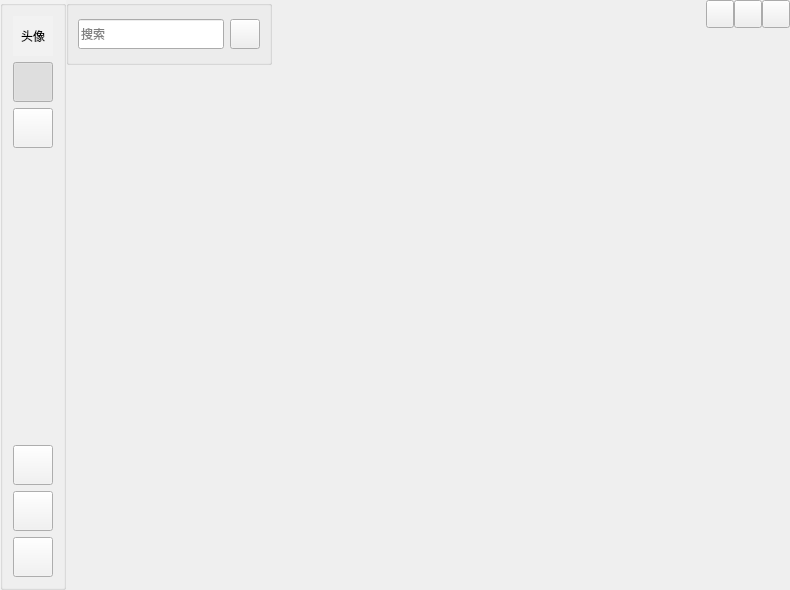
First picture: the form in ui/mainwindow.ui, repository Sakurakouji-Saika/MyQtClient, before the edit.
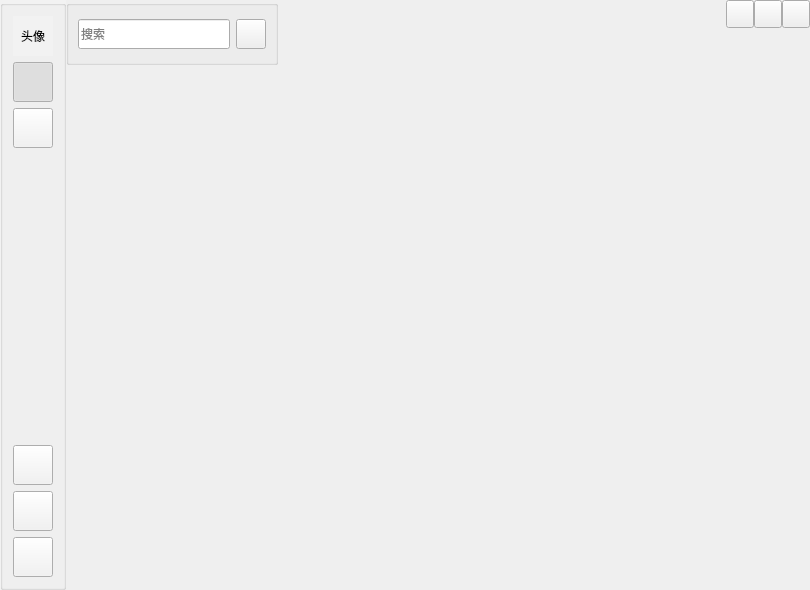
Second picture: the form after the edit. Icons and pictures are not drawn. Custom widgets are drawn as their Qt base class.

The edit to the form file:
```diff
--- a/ui/mainwindow.ui
+++ b/ui/mainwindow.ui
@@ -6,13 +6,13 @@
    <rect>
     <x>0</x>
     <y>0</y>
-    <width>790</width>
+    <width>810</width>
     <height>590</height>
    </rect>
   </property>
   <property name="minimumSize">
    <size>
-    <width>790</width>
+    <width>810</width>
     <height>590</height>
    </size>
   </property>
@@ -404,6 +404,15 @@
         <property name="spacing">
          <number>0</number>
         </property>
+        <property name="leftMargin">
+         <number>0</number>
+        </property>
+        <property name="topMargin">
+         <number>0</number>
+        </property>
+        <property name="rightMargin">
+         <number>0</number>
+        </property>
         <item>
          <widget class="QWidget" name="widget_2" native="true">
           <property name="minimumSize">
@@ -412,9 +421,6 @@
             <height>28</height>
            </size>
           </property>
-          <property name="styleSheet">
-           <string notr="true"/>
-          </property>
           <layout class="QHBoxLayout" name="horizontalLayout_3">
            <property name="spacing">
             <number>0</number>
```
